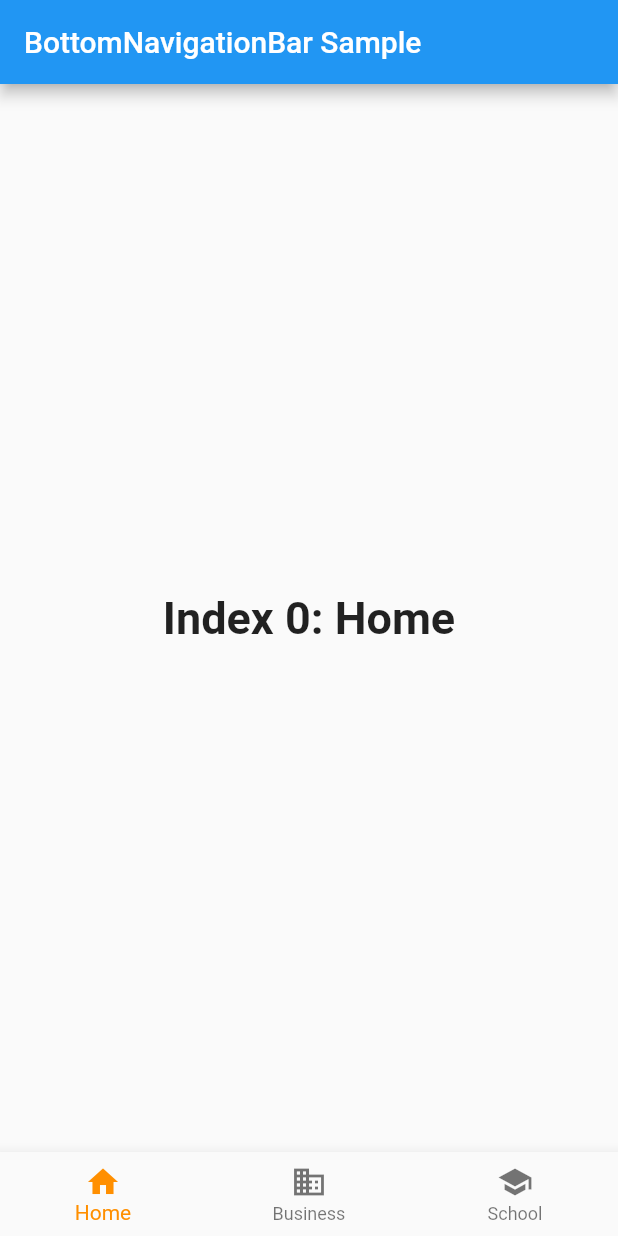
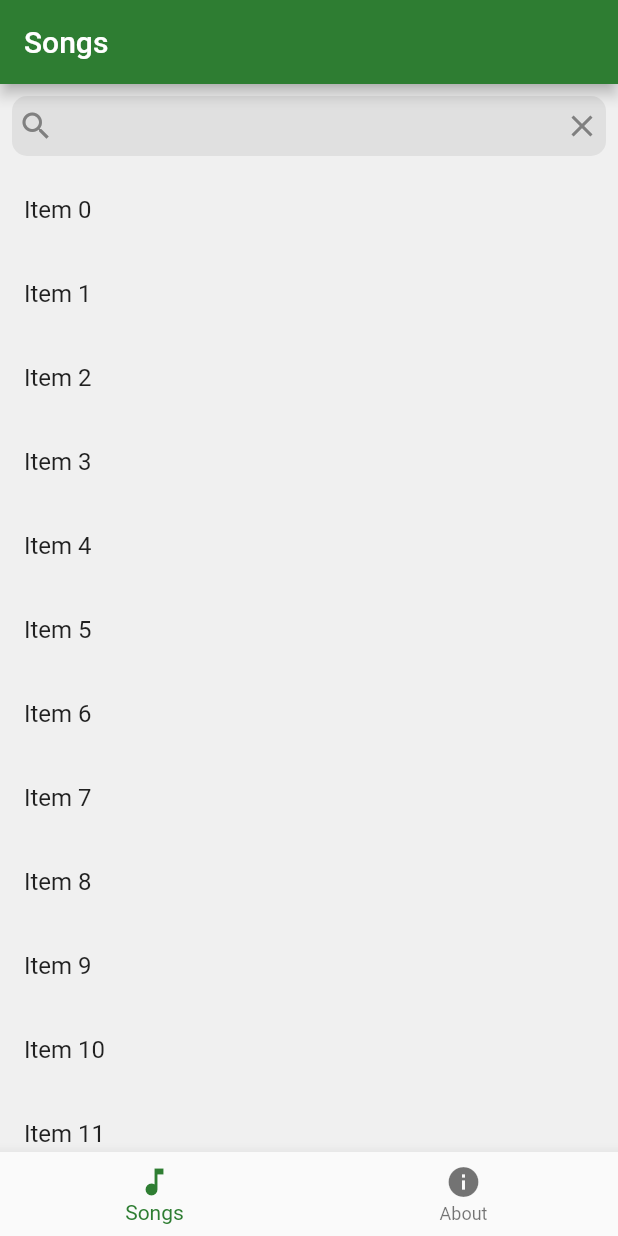
Before and after one commit to NgoniMujuru/believers_songbook, a Flutter app: the screen it shows after launch, on a phone screen of 412 x 824 dp. Run offline on Flutter 3.47's test engine with Material 2 defaults, Android fonts, the phone set to English and light mode, and no system bars.

Commit message:
feat: songs and about page initialisation

```diff
--- /dev/null
+++ b/lib/about.dart
@@ -0,0 +1,18 @@
+import 'package:flutter/material.dart';
+
+class AboutPage extends StatelessWidget {
+  const AboutPage({super.key});
+
+  @override
+  Widget build(BuildContext context) {
+    return Scaffold(
+      appBar: AppBar(
+        title: const Text('About'),
+        backgroundColor: Colors.green[800],
+      ),
+      body: const Center(
+        child: Text('This songbook is a work in progress.'),
+      ),
+    );
+  }
+}
--- a/lib/main.dart
+++ b/lib/main.dart
@@ -1,11 +1,14 @@
 import 'package:flutter/material.dart';
+
+import 'about.dart';
+import 'songs.dart';
 
 void main() => runApp(const MyApp());
 
 class MyApp extends StatelessWidget {
   const MyApp({super.key});
 
-  static const String _title = 'Flutter Code Sample';
+  static const String _title = 'Believers Songbook';
 
   @override
   Widget build(BuildContext context) {
@@ -28,19 +31,9 @@ class _MyStatefulWidgetState extends State<MyStatefulWidget> {
   int _selectedIndex = 0;
   static const TextStyle optionStyle =
       TextStyle(fontSize: 30, fontWeight: FontWeight.bold);
-  static const List<Widget> _widgetOptions = <Widget>[
-    Text(
-      'Index 0: Home',
-      style: optionStyle,
-    ),
-    Text(
-      'Index 1: Business',
-      style: optionStyle,
-    ),
-    Text(
-      'Index 2: School',
-      style: optionStyle,
-    ),
+  static final List<Widget> _widgetOptions = <Widget>[
+    const Songs(),
+    const AboutPage(),
   ];
 
   void _onItemTapped(int index) {
@@ -52,29 +45,25 @@ class _MyStatefulWidgetState extends State<MyStatefulWidget> {
   @override
   Widget build(BuildContext context) {
     return Scaffold(
-      appBar: AppBar(
-        title: const Text('BottomNavigationBar Sample'),
-      ),
+      // appBar: AppBar(
+      //   title: const Text('BottomNavigationBar Sample'),
+      // ),
       body: Center(
         child: _widgetOptions.elementAt(_selectedIndex),
       ),
       bottomNavigationBar: BottomNavigationBar(
         items: const <BottomNavigationBarItem>[
           BottomNavigationBarItem(
-            icon: Icon(Icons.home),
-            label: 'Home',
+            icon: Icon(Icons.music_note),
+            label: 'Songs',
           ),
           BottomNavigationBarItem(
-            icon: Icon(Icons.business),
-            label: 'Business',
-          ),
-          BottomNavigationBarItem(
-            icon: Icon(Icons.school),
-            label: 'School',
+            icon: Icon(Icons.info),
+            label: 'About',
           ),
         ],
         currentIndex: _selectedIndex,
-        selectedItemColor: Colors.amber[800],
+        selectedItemColor: Colors.green[800],
         onTap: _onItemTapped,
       ),
     );
--- /dev/null
+++ b/lib/search_bar.dart
@@ -0,0 +1,53 @@
+import 'styles.dart';
+import 'package:flutter/material.dart';
+
+class SearchBar extends StatelessWidget {
+  const SearchBar({
+    required this.controller,
+    required this.focusNode,
+    Key? key,
+  }) : super(key: key);
+
+  final TextEditingController controller;
+  final FocusNode focusNode;
+
+  @override
+  Widget build(BuildContext context) {
+    return DecoratedBox(
+      decoration: BoxDecoration(
+        color: Styles.searchBackground,
+        borderRadius: BorderRadius.circular(10),
+      ),
+      child: Padding(
+        padding: const EdgeInsets.symmetric(
+          horizontal: 4,
+          vertical: 8,
+        ),
+        child: Row(
+          children: [
+            const Icon(
+              Icons.search,
+              color: Styles.searchIconColor,
+            ),
+            Expanded(
+              child: TextField(
+                controller: controller,
+                focusNode: focusNode,
+                style: Styles.searchText,
+                cursorColor: Styles.searchCursorColor,
+                decoration: null,
+              ),
+            ),
+            GestureDetector(
+              onTap: controller.clear,
+              child: const Icon(
+                Icons.clear,
+                color: Styles.searchIconColor,
+              ),
+            ),
+          ],
+        ),
+      ),
+    );
+  }
+}
--- /dev/null
+++ b/lib/songs.dart
@@ -0,0 +1,104 @@
+import 'package:flutter/material.dart';
+
+// class Songs extends StatelessWidget {
+//   const Songs({super.key});
+
+//   @override
+//   Widget build(BuildContext context) {
+//     return Scaffold(
+//       appBar: AppBar(
+//         title: const Text('Songs'),
+//         backgroundColor: Colors.green[800],
+//       ),
+//       body: const Center(
+//         child: Text('This songbook is a work in progress.'),
+//       ),
+//     );
+//   }
+// }
+
+import 'search_bar.dart'; // NEW
+import 'styles.dart';
+
+class Songs extends StatefulWidget {
+  const Songs({Key? key}) : super(key: key);
+
+  @override
+  _SongsState createState() {
+    return _SongsState();
+  }
+}
+
+class _SongsState extends State<Songs> {
+  late final TextEditingController _controller;
+  late final FocusNode _focusNode;
+  String _terms = '';
+
+  @override
+  void initState() {
+    super.initState();
+    _controller = TextEditingController()..addListener(_onTextChanged);
+    _focusNode = FocusNode();
+  }
+
+  @override
+  void dispose() {
+    _focusNode.dispose();
+    _controller.dispose();
+    super.dispose();
+  }
+
+  void _onTextChanged() {
+    setState(() {
+      _terms = _controller.text;
+    });
+  }
+
+  Widget _buildSearchBox() {
+    return Padding(
+      padding: const EdgeInsets.all(8),
+      child: SearchBar(
+        controller: _controller,
+        focusNode: _focusNode,
+      ),
+    );
+  }
+
+  @override
+  Widget build(BuildContext context) {
+    final results = List<String>.generate(20, (i) => "Item $i");
+
+    return Scaffold(
+      appBar: AppBar(
+        title: const Text('Songs'),
+        backgroundColor: Colors.green[800],
+      ),
+      body: DecoratedBox(
+        decoration: const BoxDecoration(
+          color: Styles.scaffoldBackground,
+        ),
+        child: SafeArea(
+          child: Column(
+            children: [
+              _buildSearchBox(),
+              Expanded(
+                child: ListView.builder(
+                  itemBuilder: (context, index) => ListTile(
+                    title: Text(results[index]),
+                  ),
+                  itemCount: results.length,
+                ),
+              ),
+            ],
+          ),
+        ),
+      ),
+    );
+  }
+}
+
+// flutter code to read csv file and display in a listview
+//  readFromCSV() {
+//     String csvFile = "assets/words.csv";
+
+//  }
--- /dev/null
+++ b/lib/styles.dart
@@ -0,0 +1,49 @@
+// Copyright 2018 The Flutter team. All rights reserved.
+// Use of this source code is governed by a BSD-style license that can be
+// found in the LICENSE file.
+
+import 'package:flutter/material.dart';
+
+abstract class Styles {
+  static const TextStyle productRowItemName = TextStyle(
+    color: Color.fromRGBO(0, 0, 0, 0.8),
+    fontSize: 18,
+    fontStyle: FontStyle.normal,
+    fontWeight: FontWeight.normal,
+  );
+
+  static const TextStyle productRowTotal = TextStyle(
+    color: Color.fromRGBO(0, 0, 0, 0.8),
+    fontSize: 18,
+    fontStyle: FontStyle.normal,
+    fontWeight: FontWeight.bold,
+  );
+
+  static const TextStyle productRowItemPrice = TextStyle(
+    color: Color(0xFF8E8E93),
+    fontSize: 13,
+    fontWeight: FontWeight.w300,
+  );
+
+  static const TextStyle searchText = TextStyle(
+    color: Color.fromRGBO(0, 0, 0, 1),
+    fontSize: 14,
+    fontStyle: FontStyle.normal,
+    fontWeight: FontWeight.normal,
+  );
+
+  static const TextStyle deliveryTimeLabel = TextStyle(
+    color: Color(0xFFC2C2C2),
+    fontWeight: FontWeight.w300,
+  );
+
+  static const Color productRowDivider = Color(0xFFD9D9D9);
+
+  static const Color scaffoldBackground = Color(0xfff0f0f0);
+
+  static const Color searchBackground = Color(0xffe0e0e0);
+
+  static const Color searchCursorColor = Color.fromRGBO(0, 122, 255, 1);
+
+  static const Color searchIconColor = Color.fromRGBO(128, 128, 128, 1);
+}
```
